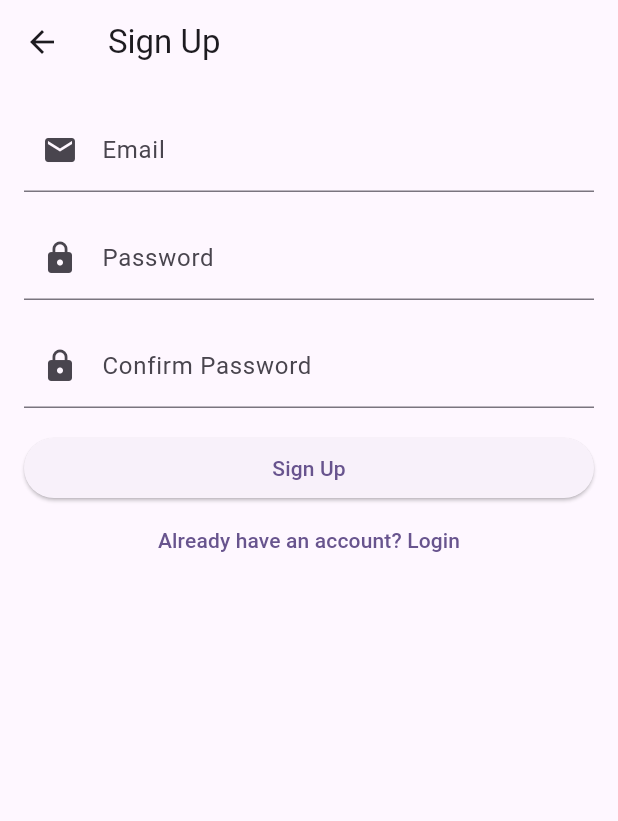
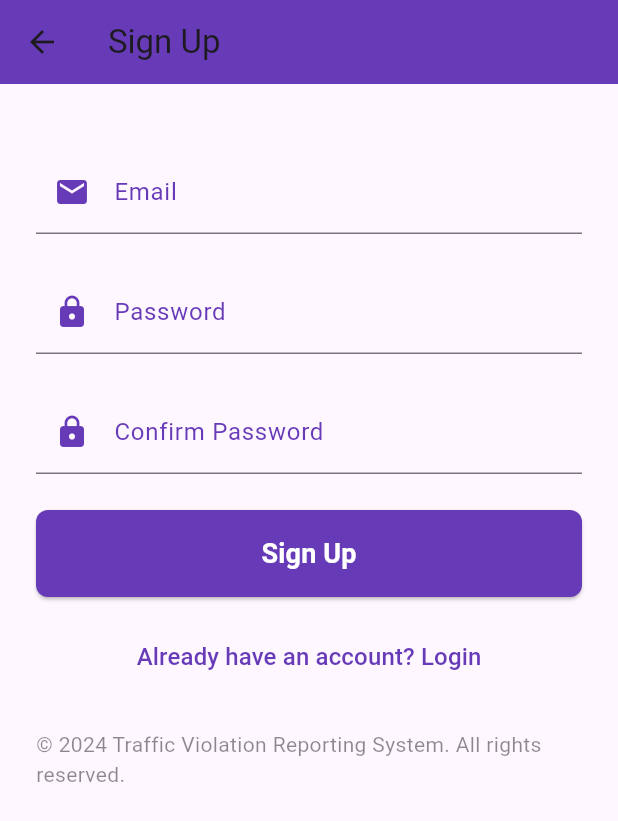
Before and after one commit to EndrexAkoto/Traffic_Violation_Reporting_System, a Flutter app: the SignUpScreen screen opened by its route, on a phone screen of 412 x 824 dp. Shown: the top 821 px of the screen. Run offline on Flutter 3.47's test engine with Material 3 defaults, Android fonts, the phone set to English and light mode, and no system bars; our stand-ins replace font_awesome_flutter, google_maps_flutter, image_picker.

Commit message:
update to signup page

```diff
--- a/traffic_violation_app/lib/pages/signup_screen.dart
+++ b/traffic_violation_app/lib/pages/signup_screen.dart
@@ -34,20 +34,29 @@
   @override
   Widget build(BuildContext context) {
     return Scaffold(
-      appBar: AppBar(title: const Text('Sign Up')),
+      appBar: AppBar(
+        backgroundColor: Colors.deepPurple, // Matching theme color
+        title: const Text('Sign Up'),
+      ),
       body: Padding(
-        padding: const EdgeInsets.all(16.0),
-        child: Form(
-          key: _formKey,
+        padding: const EdgeInsets.all(24.0), // Increased padding for better spacing
+        child: SingleChildScrollView(
           child: Column(
             crossAxisAlignment: CrossAxisAlignment.stretch,
             children: [
-              // Email field
+              const SizedBox(height: 20),
+
+              // Email field with enhanced decoration
               TextFormField(
                 controller: _emailController,
                 decoration: const InputDecoration(
                   labelText: 'Email',
-                  prefixIcon: Icon(Icons.email),
+                  labelStyle: TextStyle(color: Colors.deepPurple), // Text style for the label
+                  prefixIcon: Icon(Icons.email, color: Colors.deepPurple), // Icon color matches theme
+                  focusedBorder: UnderlineInputBorder(
+                    borderSide: BorderSide(color: Colors.deepPurple), // Focused border color
+                  ),
+                  border: UnderlineInputBorder(),
                 ),
                 keyboardType: TextInputType.emailAddress,
                 validator: (value) {
@@ -57,14 +66,19 @@
                   return null;
                 },
               ),
-              const SizedBox(height: 16),
+              const SizedBox(height: 24), // Increased space between fields
 
-              // Password field
+              // Password field with enhanced decoration
               TextFormField(
                 controller: _passwordController,
                 decoration: const InputDecoration(
                   labelText: 'Password',
-                  prefixIcon: Icon(Icons.lock),
+                  labelStyle: TextStyle(color: Colors.deepPurple),
+                  prefixIcon: Icon(Icons.lock, color: Colors.deepPurple),
+                  focusedBorder: UnderlineInputBorder(
+                    borderSide: BorderSide(color: Colors.deepPurple),
+                  ),
+                  border: UnderlineInputBorder(),
                 ),
                 obscureText: true,
                 validator: (value) {
@@ -74,14 +88,19 @@
                   return null;
                 },
               ),
-              const SizedBox(height: 16),
+              const SizedBox(height: 24),
 
-              // Confirm Password field
+              // Confirm Password field with enhanced decoration
               TextFormField(
                 controller: _confirmPasswordController,
                 decoration: const InputDecoration(
                   labelText: 'Confirm Password',
-                  prefixIcon: Icon(Icons.lock),
+                  labelStyle: TextStyle(color: Colors.deepPurple),
+                  prefixIcon: Icon(Icons.lock, color: Colors.deepPurple),
+                  focusedBorder: UnderlineInputBorder(
+                    borderSide: BorderSide(color: Colors.deepPurple),
+                  ),
+                  border: UnderlineInputBorder(),
                 ),
                 obscureText: true,
                 validator: (value) {
@@ -94,20 +113,53 @@
                   return null;
                 },
               ),
+              const SizedBox(height: 24), // Increased space between fields
+
+              // Sign Up button with Tailwind-like styling
+              ElevatedButton(
+                onPressed: _signUp,
+                style: ElevatedButton.styleFrom(
+                  backgroundColor: Colors.deepPurple, // Button color matches theme
+                  shape: RoundedRectangleBorder(
+                    borderRadius: BorderRadius.circular(8), // Rounded corners
+                  ),
+                  padding: const EdgeInsets.symmetric(vertical: 16),
+                ),
+                child: const Text(
+                  'Sign Up',
+                  style: TextStyle(
+                    fontSize: 18,
+                    fontWeight: FontWeight.bold,
+                    color: Colors.white, // Text color for the button
+                  ),
+                ),
+              ),
               const SizedBox(height: 16),
 
-              // Sign Up button
-              ElevatedButton(
-                onPressed: _signUp,
-                child: const Text('Sign Up'),
-              ),
-
-              // Login link
+              // Login link with some styling
               TextButton(
                 onPressed: () {
                   Navigator.pushNamed(context, '/login');
                 },
-                child: const Text('Already have an account? Login'),
+                child: const Text(
+                  'Already have an account? Login',
+                  style: TextStyle(
+                    color: Colors.deepPurple, // Link color matches theme
+                    fontSize: 16,
+                  ),
+                ),
+              ),
+              const SizedBox(height: 24),
+
+              // Copyright Footer
+              const Center(
+                child: Text(
+                  '© 2024 Traffic Violation Reporting System. All rights reserved.',
+                  style: TextStyle(
+                    color: Colors.black45,
+                    fontSize: 14,
+                  ),
+                ),
               ),
             ],
           ),
```
